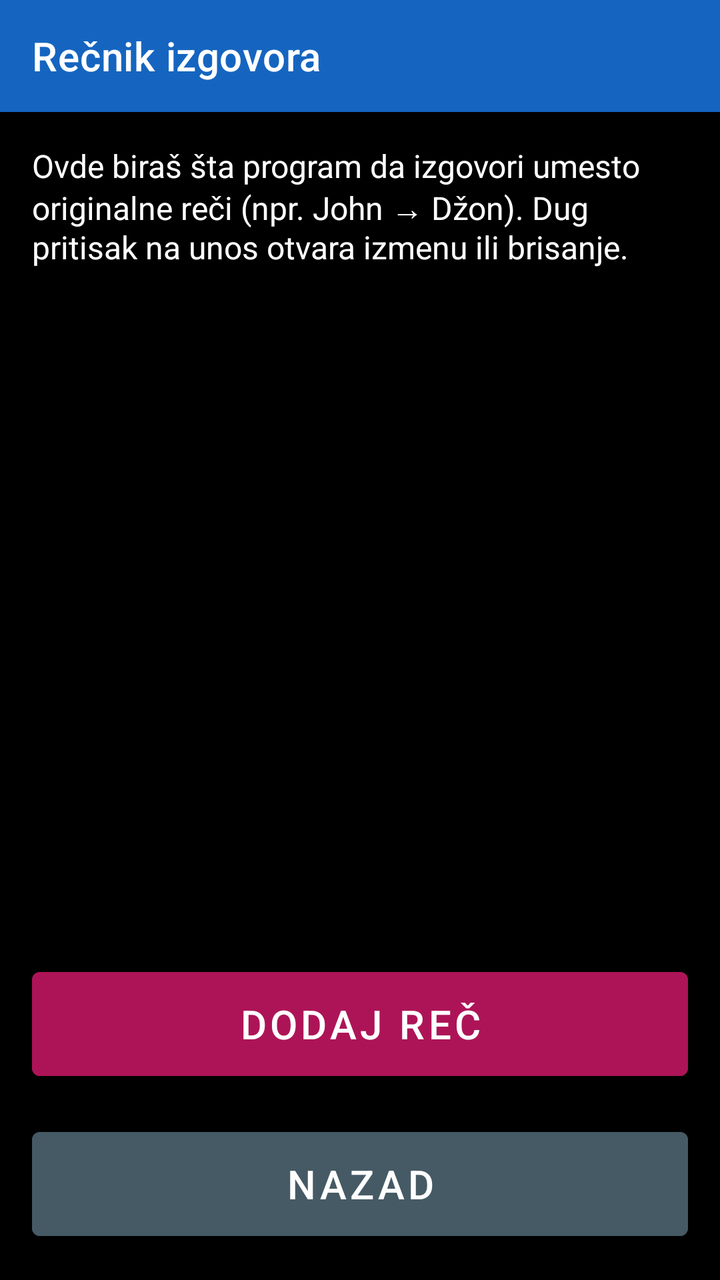
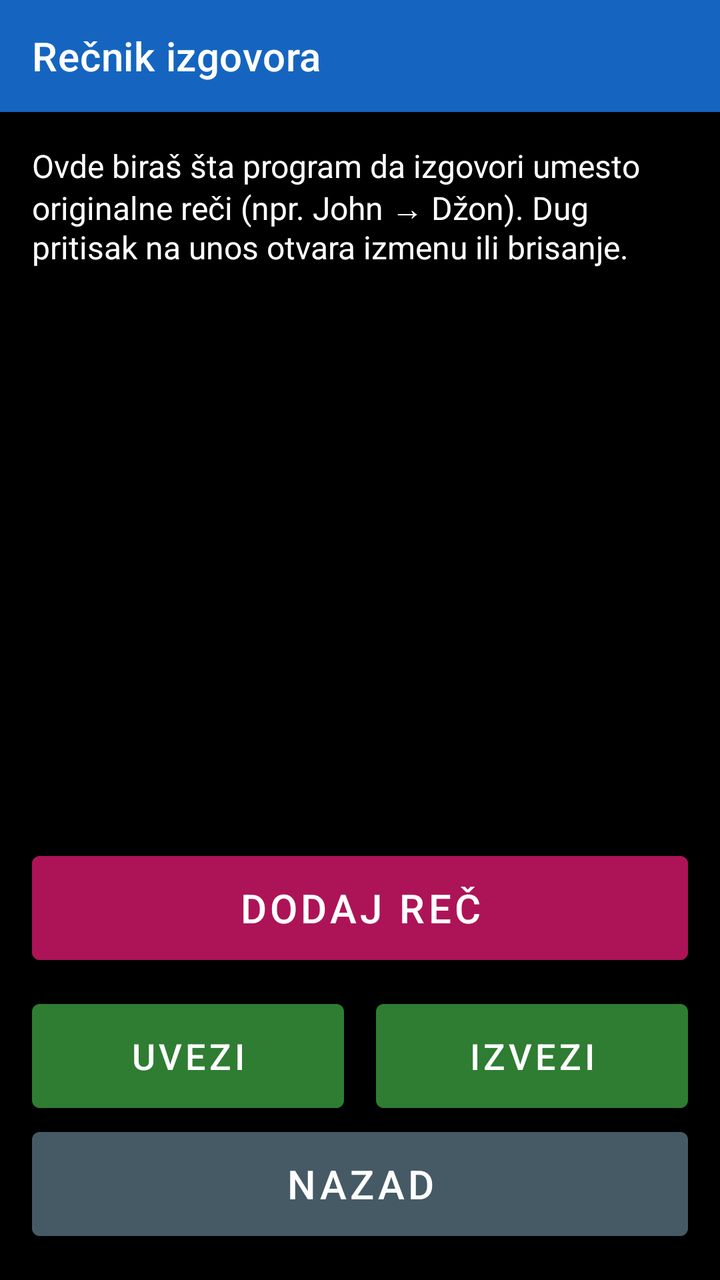

Screens rendered from an Android XML layout before and after an edit, with the pre-edit source and the edit as a unified diff.
<!-- AndroidManifest.xml: application theme Theme.RecPoRec -->
<!-- res/layout/activity_pronunciation.xml -->
<?xml version="1.0" encoding="utf-8"?>
<LinearLayout xmlns:android="http://schemas.android.com/apk/res/android"
    xmlns:app="http://schemas.android.com/apk/res-auto"
    android:layout_width="match_parent"
    android:layout_height="match_parent"
    android:orientation="vertical"
    android:fitsSystemWindows="true"
    android:background="@color/background">

    <androidx.appcompat.widget.Toolbar
        android:id="@+id/toolbar"
        android:layout_width="match_parent"
        android:layout_height="?attr/actionBarSize"
        android:background="@color/btn_voice"
        android:titleTextColor="@color/text_primary"
        app:title="Rečnik izgovora" />

    <TextView
        android:layout_width="match_parent"
        android:layout_height="wrap_content"
        android:padding="16dp"
        android:textSize="16sp"
        android:textColor="@color/text_primary"
        android:text="Ovde biraš šta program da izgovori umesto originalne reči (npr. John → Džon). Dug pritisak na unos otvara izmenu ili brisanje." />

    <androidx.recyclerview.widget.RecyclerView
        android:id="@+id/recyclerPronunciation"
        android:layout_width="match_parent"
        android:layout_height="0dp"
        android:layout_weight="1"
        android:paddingTop="4dp"
        android:clipToPadding="false" />

    <Button
        android:id="@+id/btnAddEntry"
        android:layout_width="match_parent"
        android:layout_height="64dp"
        android:layout_margin="16dp"
        android:textSize="20sp"
        android:backgroundTint="@color/btn_page_nav"
        android:textColor="@color/button_text"
        android:text="Dodaj reč" />

    <Button
        android:id="@+id/btnBack"
        android:layout_width="match_parent"
        android:layout_height="64dp"
        android:layout_marginStart="16dp"
        android:layout_marginEnd="16dp"
        android:layout_marginBottom="16dp"
        android:textSize="20sp"
        android:backgroundTint="@color/btn_combined"
        android:textColor="@color/button_text"
        android:text="Nazad" />

</LinearLayout>
<!-- resources referenced by this layout -->
<resources>
  <color name="background">#000000</color>
  <color name="btn_combined">#455A64</color>
  <color name="btn_page_nav">#AD1457</color>
  <color name="btn_voice">#1565C0</color>
  <color name="button_text">#FFFFFF</color>
  <color name="text_primary">#FFFFFF</color>
  <style name="Theme.RecPoRec" parent="Theme.MaterialComponents.DayNight.NoActionBar">
          <item name="android:windowBackground">@color/background</item>
          <item name="android:textColorPrimary">@color/text_primary</item>
          <item name="colorPrimary">@color/btn_voice</item>
          <item name="colorOnPrimary">@color/button_text</item>
          <item name="alertDialogTheme">@style/RecPoRecAlertDialog</item>
          <item name="android:alertDialogTheme">@style/RecPoRecAlertDialog</item>
      </style>
  <style name="RecPoRecAlertDialog" parent="Theme.AppCompat.DayNight.Dialog.Alert">
          <item name="android:windowBackground">@color/background</item>
          <item name="android:textColorPrimary">@color/text_primary</item>
          <item name="colorAccent">@color/btn_goto_page</item>
          <item name="android:textAppearanceMedium">@style/RecPoRecDialogText</item>
          <item name="android:textAppearanceListItem">@style/RecPoRecDialogText</item>
          <item name="android:textAppearanceListItemSmall">@style/RecPoRecDialogText</item>
          <item name="buttonBarPositiveButtonStyle">@style/RecPoRecDialogButton</item>
          <item name="buttonBarNegativeButtonStyle">@style/RecPoRecDialogButton</item>
          <item name="buttonBarNeutralButtonStyle">@style/RecPoRecDialogButton</item>
      </style>
  <color name="btn_goto_page">#5D4037</color>
  <style name="RecPoRecDialogText" parent="TextAppearance.AppCompat.Medium">
          <item name="android:textSize">20sp</item>
          <item name="android:textColor">@color/text_primary</item>
      </style>
  <style name="RecPoRecDialogButton" parent="Widget.AppCompat.Button.ButtonBar.AlertDialog">
          <item name="android:textSize">18sp</item>
          <item name="android:textColor">@color/btn_goto_page</item>
          <item name="android:textStyle">bold</item>
      </style>
</resources>

<!-- the commit's change to res/layout/activity_pronunciation.xml (unified diff, before → after) -->
@@ -35,11 +35,45 @@
         android:id="@+id/btnAddEntry"
         android:layout_width="match_parent"
         android:layout_height="64dp"
-        android:layout_margin="16dp"
+        android:layout_marginStart="16dp"
+        android:layout_marginEnd="16dp"
+        android:layout_marginTop="16dp"
         android:textSize="20sp"
         android:backgroundTint="@color/btn_page_nav"
         android:textColor="@color/button_text"
         android:text="Dodaj reč" />
+
+    <LinearLayout
+        android:layout_width="match_parent"
+        android:layout_height="wrap_content"
+        android:orientation="horizontal"
+        android:layout_marginStart="16dp"
+        android:layout_marginEnd="16dp"
+        android:layout_marginTop="10dp">
+
+        <Button
+            android:id="@+id/btnImportDictionary"
+            android:layout_width="0dp"
+            android:layout_height="64dp"
+            android:layout_weight="1"
+            android:layout_marginEnd="8dp"
+            android:textSize="18sp"
+            android:backgroundTint="@color/btn_chapter"
+            android:textColor="@color/button_text"
+            android:text="Uvezi" />
+
+        <Button
+            android:id="@+id/btnExportDictionary"
+            android:layout_width="0dp"
+            android:layout_height="64dp"
+            android:layout_weight="1"
+            android:layout_marginStart="8dp"
+            android:textSize="18sp"
+            android:backgroundTint="@color/btn_chapter"
+            android:textColor="@color/button_text"
+            android:text="Izvezi" />
+
+    </LinearLayout>
 
     <Button
         android:id="@+id/btnBack"
<!-- resource entries referenced after the edit -->
@@ -1,6 +1,7 @@
 <!-- resources referenced by this layout -->
 <resources>
   <color name="background">#000000</color>
+  <color name="btn_chapter">#2E7D32</color>
   <color name="btn_combined">#455A64</color>
   <color name="btn_page_nav">#AD1457</color>
   <color name="btn_voice">#1565C0</color>
